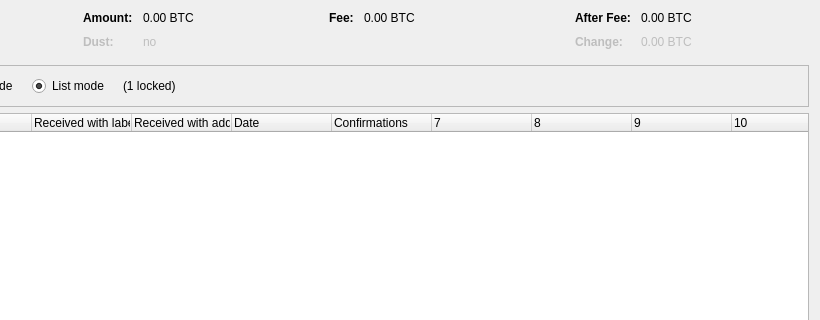
The window that src/qt/forms/coincontroldialog.ui (esrever10/doucoin) describes before a commit, drawn with Qt 5; both pictures show x 180 to 1000 and y 0 to 320 of the 1000 by 500 pixel window.
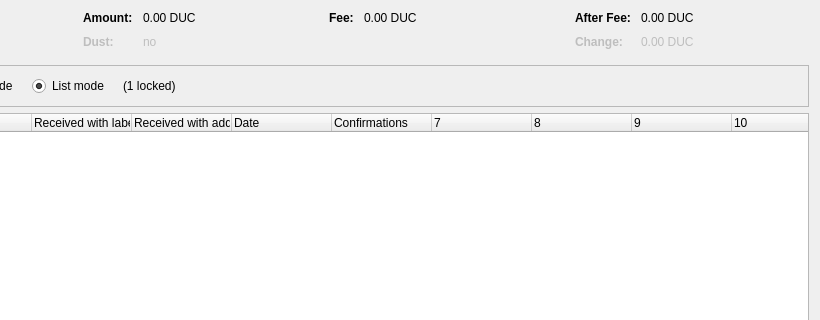
The same window after the commit. Custom widgets are drawn as their Qt base class.

```diff
--- a/src/qt/forms/coincontroldialog.ui
+++ b/src/qt/forms/coincontroldialog.ui
@@ -132,7 +132,7 @@
           <enum>Qt::ActionsContextMenu</enum>
          </property>
          <property name="text">
-          <string notr="true">0.00 BTC</string>
+          <string notr="true">0.00 DUC</string>
          </property>
          <property name="textInteractionFlags">
           <set>Qt::LinksAccessibleByMouse|Qt::TextSelectableByKeyboard|Qt::TextSelectableByMouse</set>
@@ -212,7 +212,7 @@
           <enum>Qt::ActionsContextMenu</enum>
          </property>
          <property name="text">
-          <string notr="true">0.00 BTC</string>
+          <string notr="true">0.00 DUC</string>
          </property>
          <property name="textInteractionFlags">
           <set>Qt::LinksAccessibleByMouse|Qt::TextSelectableByKeyboard|Qt::TextSelectableByMouse</set>
@@ -257,7 +257,7 @@
           <enum>Qt::ActionsContextMenu</enum>
          </property>
          <property name="text">
-          <string notr="true">0.00 BTC</string>
+          <string notr="true">0.00 DUC</string>
          </property>
          <property name="textInteractionFlags">
           <set>Qt::LinksAccessibleByMouse|Qt::TextSelectableByKeyboard|Qt::TextSelectableByMouse</set>
@@ -292,7 +292,7 @@
           <enum>Qt::ActionsContextMenu</enum>
          </property>
          <property name="text">
-          <string notr="true">0.00 BTC</string>
+          <string notr="true">0.00 DUC</string>
          </property>
          <property name="textInteractionFlags">
           <set>Qt::LinksAccessibleByMouse|Qt::TextSelectableByKeyboard|Qt::TextSelectableByMouse</set>
```
